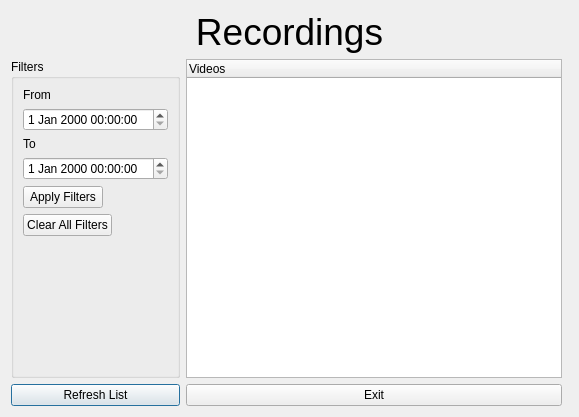
Above: home_control_panel/app/frontend/gui/RecordingsView.ui from COS301-SE-2020/Watchdog before the change. Below: the same form after it.
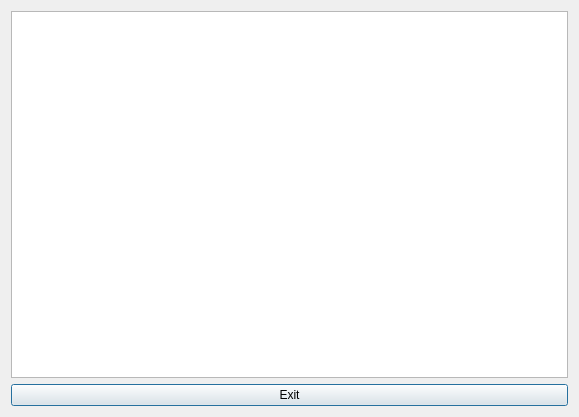
That is the form after the change.

What changed in the file:
```diff
--- a/home_control_panel/app/frontend/gui/RecordingsView.ui
+++ b/home_control_panel/app/frontend/gui/RecordingsView.ui
@@ -26,91 +26,7 @@
    <bool>true</bool>
   </property>
   <layout class="QGridLayout" name="gridLayout">
-   <item row="2" column="0">
-    <widget class="QPushButton" name="refreshList">
-     <property name="text">
-      <string>Refresh List</string>
-     </property>
-    </widget>
-   </item>
-   <item row="0" column="0" colspan="3">
-    <layout class="QHBoxLayout" name="horizontalLayout">
-     <item>
-      <widget class="QLabel" name="label">
-       <property name="font">
-        <font>
-         <pointsize>28</pointsize>
-        </font>
-       </property>
-       <property name="text">
-        <string>Recordings</string>
-       </property>
-       <property name="alignment">
-        <set>Qt::AlignCenter</set>
-       </property>
-      </widget>
-     </item>
-    </layout>
-   </item>
-   <item row="1" column="1">
-    <widget class="QTreeWidget" name="treeWidget">
-     <column>
-      <property name="text">
-       <string>Videos</string>
-      </property>
-     </column>
-    </widget>
-   </item>
    <item row="1" column="0">
-    <widget class="QGroupBox" name="groupBox">
-     <property name="maximumSize">
-      <size>
-       <width>171</width>
-       <height>16777215</height>
-      </size>
-     </property>
-     <property name="title">
-      <string>Filters</string>
-     </property>
-     <layout class="QFormLayout" name="formLayout">
-      <item row="1" column="0">
-       <widget class="QDateTimeEdit" name="fromInput"/>
-      </item>
-      <item row="3" column="0">
-       <widget class="QDateTimeEdit" name="toInput"/>
-      </item>
-      <item row="0" column="0">
-       <widget class="QLabel" name="label_2">
-        <property name="text">
-         <string>From</string>
-        </property>
-       </widget>
-      </item>
-      <item row="2" column="0">
-       <widget class="QLabel" name="label_3">
-        <property name="text">
-         <string>To</string>
-        </property>
-       </widget>
-      </item>
-      <item row="4" column="0">
-       <widget class="QPushButton" name="applyFilters">
-        <property name="text">
-         <string>Apply Filters</string>
-        </property>
-       </widget>
-      </item>
-      <item row="5" column="0">
-       <widget class="QPushButton" name="clearFilters">
-        <property name="text">
-         <string>Clear All Filters</string>
-        </property>
-       </widget>
-      </item>
-     </layout>
-    </widget>
-   </item>
-   <item row="2" column="1">
     <layout class="QHBoxLayout" name="horizontalLayout_2">
      <item>
       <widget class="QPushButton" name="exit">
@@ -121,6 +37,9 @@
      </item>
     </layout>
    </item>
+   <item row="0" column="0">
+    <widget class="QTreeView" name="directory"/>
+   </item>
   </layout>
  </widget>
  <resources/>
```
